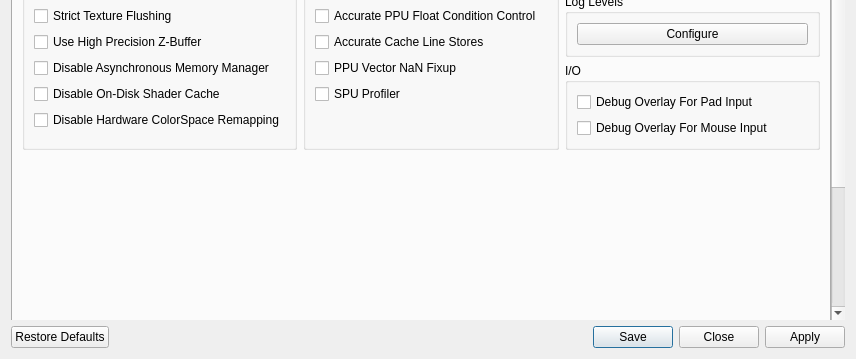
Above: rpcs3/rpcs3qt/settings_dialog.ui from RPCS3/rpcs3 before the change; both pictures show x 0 to 856 and y 329 to 688 of the 856 by 688 pixel window. Below: the same form after it.
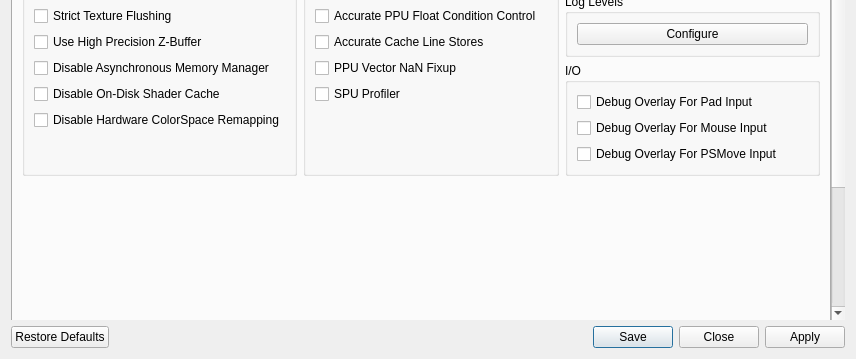
That is the form after the change. The open tabs and pages were chosen to show the change. Icons and pictures are not drawn.

Commit message: cellGem: add debug overlay

```diff
--- a/rpcs3/rpcs3qt/settings_dialog.ui
+++ b/rpcs3/rpcs3qt/settings_dialog.ui
@@ -4581,6 +4581,13 @@
                   </property>
                  </widget>
                 </item>
+                <item>
+                 <widget class="QCheckBox" name="debugOverlayPsMove">
+                  <property name="text">
+                   <string>Debug Overlay For PSMove Input</string>
+                  </property>
+                 </widget>
+                </item>
                 <item>
                  <spacer name="verticalSpacer">
                   <property name="orientation">
```
The commit also changes 17 other files.
